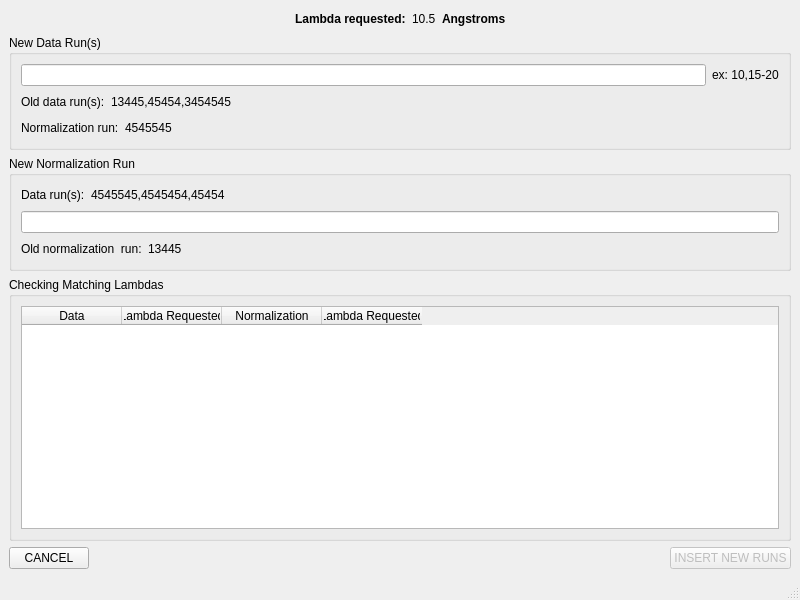
Old version of the form designer/table_reduction_runs_editor.ui in the repository aglavic/quicknxs.
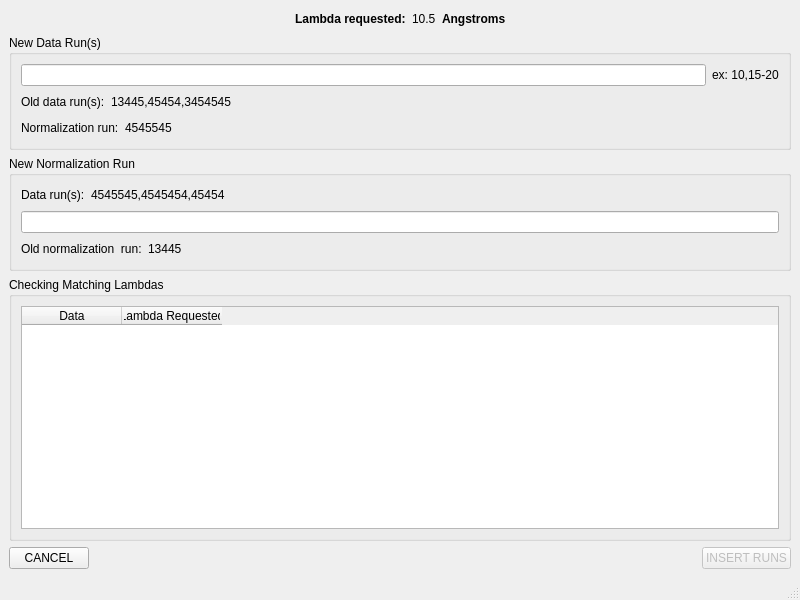
New version of the form.

Commit message: Changed GUI layout (make it simpler) and started to retrieve lambda value by every mean possible (when bring window to life)

```diff
--- a/designer/table_reduction_runs_editor.ui
+++ b/designer/table_reduction_runs_editor.ui
@@ -281,16 +281,6 @@
            <string>Lambda Requested</string>
           </property>
          </column>
-         <column>
-          <property name="text">
-           <string>Normalization</string>
-          </property>
-         </column>
-         <column>
-          <property name="text">
-           <string>Lambda Requested</string>
-          </property>
-         </column>
         </widget>
        </item>
       </layout>
@@ -324,7 +314,7 @@
          <bool>false</bool>
         </property>
         <property name="text">
-         <string>INSERT NEW RUNS</string>
+         <string>INSERT RUNS</string>
         </property>
        </widget>
       </item>
```
The commit also changes 2 other files.
